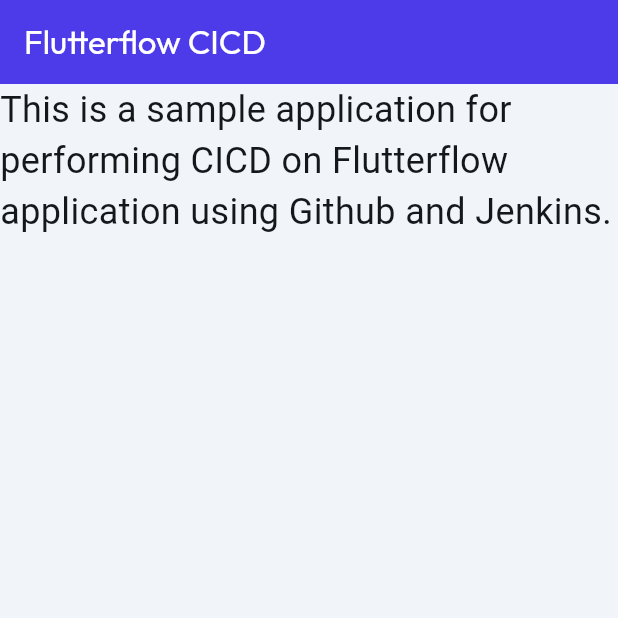
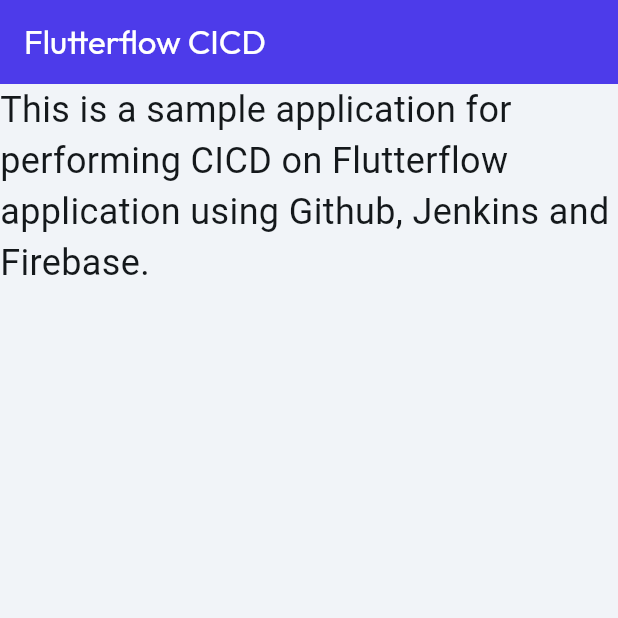
Before and after one commit to codearora/flutterflow-github, a Flutter app: the screen it shows after launch, on a phone screen of 412 x 824 dp, the top half of it. Run offline on Flutter 3.47's test engine with Material 3 defaults, Android fonts, the phone set to English and light mode, and no system bars; our stand-ins replace auto_size_text, font_awesome_flutter, from_css_color, go_router, google_fonts, page_transition and 2 more; missing offline and left inert: json_path; Roboto replaces fonts that are missing (Readex Pro).

Commit message:
Changing home page

```diff
--- a/lib/pages/home_page/home_page_widget.dart
+++ b/lib/pages/home_page/home_page_widget.dart
@@ -61,7 +61,7 @@
               mainAxisSize: MainAxisSize.max,
               children: [
                 Text(
-                  'This is a sample application for performing CICD on Flutterflow application using Github and Jenkins.',
+                  'This is a sample application for performing CICD on Flutterflow application using Github, Jenkins and Firebase.',
                   style: FlutterFlowTheme.of(context).bodyMedium.override(
                         fontFamily: 'Readex Pro',
                         fontSize: 24.0,
```
